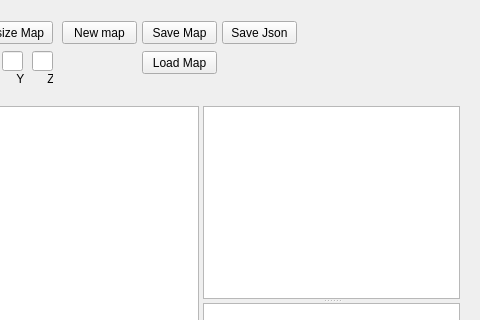
griefly/griefly, file sources/representation/qt/mapeditorform.ui: the form before one commit; both pictures show x 339 to 819 and y 0 to 320 of the 819 by 619 pixel window.
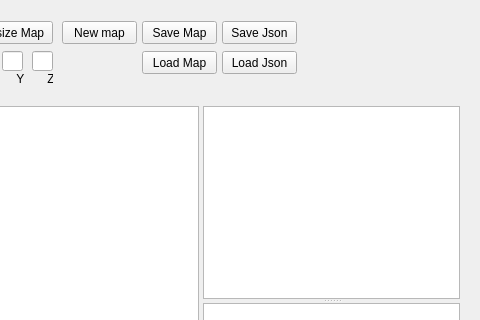
The form after the commit.

Commit message: 'Load map from json' button has been added #474

The edit to the form file:
```diff
--- a/sources/representation/qt/mapeditorform.ui
+++ b/sources/representation/qt/mapeditorform.ui
@@ -203,6 +203,19 @@
          <string>Save Json</string>
         </property>
        </widget>
+       <widget class="QPushButton" name="loadMapJson">
+        <property name="geometry">
+         <rect>
+          <x>550</x>
+          <y>40</y>
+          <width>75</width>
+          <height>23</height>
+         </rect>
+        </property>
+        <property name="text">
+         <string>Load Json</string>
+        </property>
+       </widget>
       </widget>
      </item>
      <item>
```
The commit also changes 2 other files.
